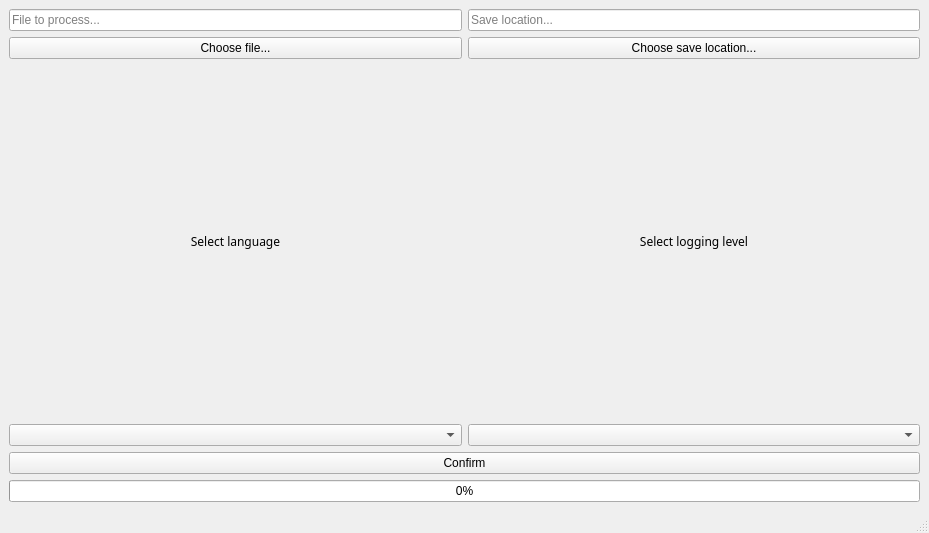
Old version of the form src/gui/main_window.ui in the repository coolka1234/GCodeOptimizer.
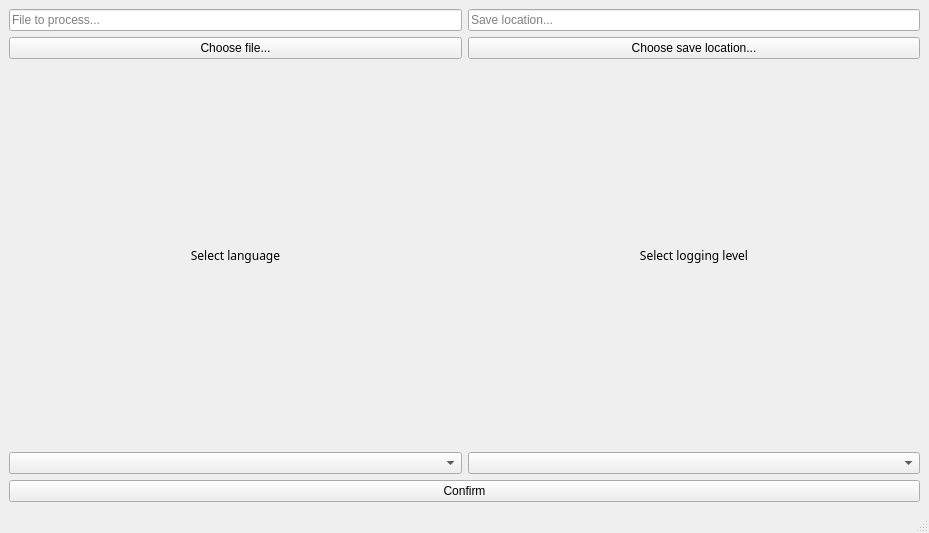
New version of the form.

```diff
--- a/src/gui/main_window.ui
+++ b/src/gui/main_window.ui
@@ -126,13 +126,6 @@
           </property>
          </widget>
         </item>
-        <item>
-         <widget class="QProgressBar" name="progressBar">
-          <property name="value">
-           <number>0</number>
-          </property>
-         </widget>
-        </item>
        </layout>
       </item>
      </layout>
```
